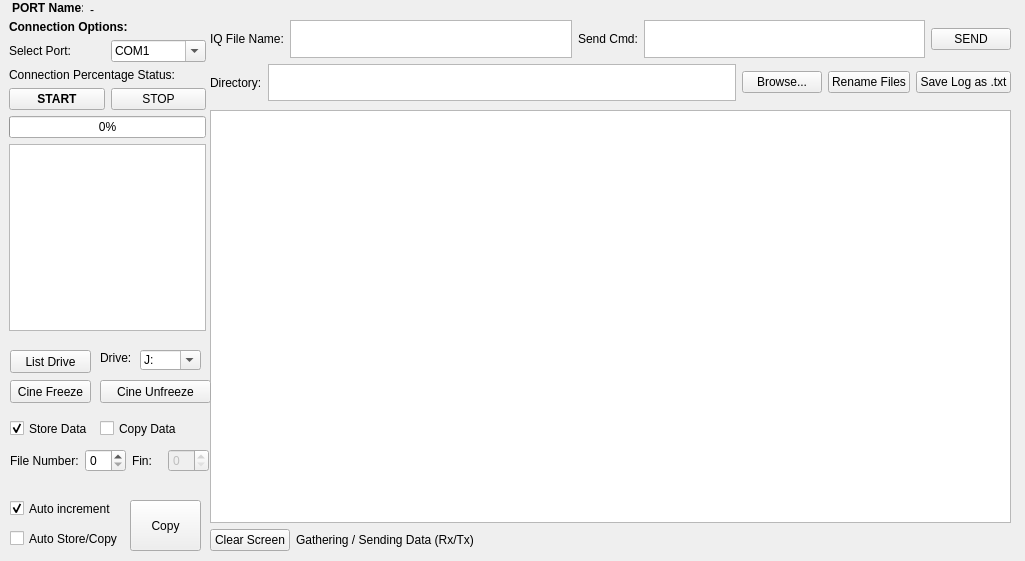
Old version of the form ui/main_window.ui in the repository mcagriaksoy/Serial-Communication-GUI-Program.
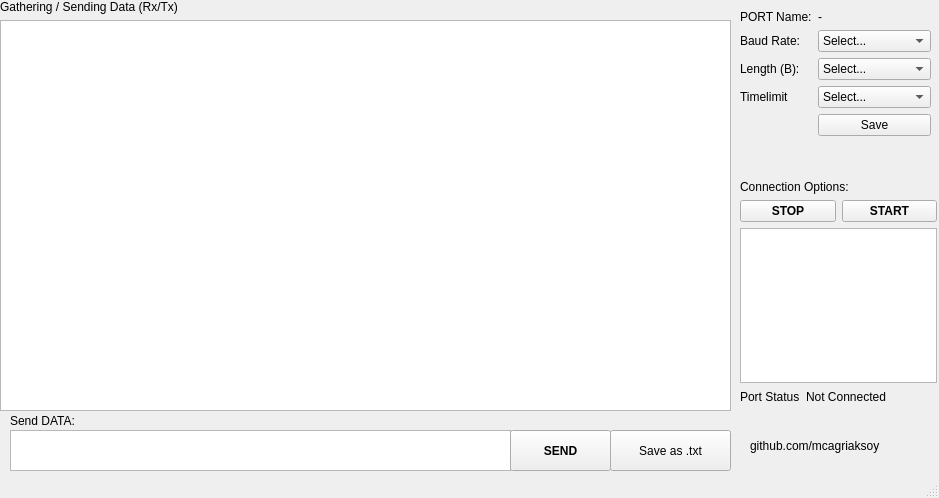
New version of the form. Icons and pictures are not drawn.

```diff
--- a/ui/main_window.ui
+++ b/ui/main_window.ui
@@ -6,8 +6,8 @@
    <rect>
     <x>0</x>
     <y>0</y>
-    <width>1025</width>
-    <height>561</height>
+    <width>939</width>
+    <height>498</height>
    </rect>
   </property>
   <property name="cursor">
@@ -30,60 +30,229 @@
   <property name="whatsThis">
    <string>Serial Communication Program Mehmet Cagri Aksoy</string>
   </property>
-  <property name="toolButtonStyle">
-   <enum>Qt::ToolButtonTextOnly</enum>
-  </property>
   <widget class="QWidget" name="centralwidget">
+   <widget class="QWidget" name="formLayoutWidget">
+    <property name="geometry">
+     <rect>
+      <x>740</x>
+      <y>10</y>
+      <width>191</width>
+      <height>171</height>
+     </rect>
+    </property>
+    <layout class="QFormLayout" name="formLayout">
+     <item row="0" column="0">
+      <widget class="QLabel" name="label_2">
+       <property name="text">
+        <string>PORT Name:</string>
+       </property>
+      </widget>
+     </item>
+     <item row="1" column="0">
+      <widget class="QLabel" name="label_6">
+       <property name="text">
+        <string>Baud Rate:</string>
+       </property>
+      </widget>
+     </item>
+     <item row="1" column="1">
+      <widget class="QComboBox" name="comboBox_1">
+       <item>
+        <property name="text">
+         <string>Select...</string>
+        </property>
+       </item>
+       <item>
+        <property name="text">
+         <string>1200</string>
+        </property>
+       </item>
+       <item>
+        <property name="text">
+         <string>2400</string>
+        </property>
+       </item>
+       <item>
+        <property name="text">
+         <string>4800</string>
+        </property>
+       </item>
+       <item>
+        <property name="text">
+         <string>9600</string>
+        </property>
+       </item>
+       <item>
+        <property name="text">
+         <string>19200</string>
+        </property>
+       </item>
+       <item>
+        <property name="text">
+         <string>38400</string>
+        </property>
+       </item>
+       <item>
+        <property name="text">
+         <string>57600</string>
+        </property>
+       </item>
+       <item>
+        <property name="text">
+         <string>115200</string>
+        </property>
+       </item>
+      </widget>
+     </item>
+     <item row="2" column="0">
+      <widget class="QLabel" name="label_7">
+       <property name="text">
+        <string>Length (B):</string>
+       </property>
+      </widget>
+     </item>
+     <item row="2" column="1">
+      <widget class="QComboBox" name="comboBox_2">
+       <item>
+        <property name="text">
+         <string>Select...</string>
+        </property>
+       </item>
+       <item>
+        <property name="text">
+         <string>2</string>
+        </property>
+       </item>
+       <item>
+        <property name="text">
+         <string>4</string>
+        </property>
+       </item>
+       <item>
+        <property name="text">
+         <string>8</string>
+        </property>
+       </item>
+       <item>
+        <property name="text">
+         <string>16</string>
+        </property>
+       </item>
+       <item>
+        <property name="text">
+         <string>32</string>
+        </property>
+       </item>
+       <item>
+        <property name="text">
+         <string>64</string>
+        </property>
+       </item>
+      </widget>
+     </item>
+     <item row="0" column="1">
+      <widget class="QLabel" name="label_11">
+       <property name="text">
+        <string>-</string>
+       </property>
+      </widget>
+     </item>
+     <item row="4" column="1">
+      <widget class="QPushButton" name="save_button">
+       <property name="text">
+        <string>Save</string>
+       </property>
+      </widget>
+     </item>
+     <item row="3" column="1">
+      <widget class="QComboBox" name="comboBox">
+       <item>
+        <property name="text">
+         <string>Select...</string>
+        </property>
+       </item>
+       <item>
+        <property name="text">
+         <string>0</string>
+        </property>
+       </item>
+       <item>
+        <property name="text">
+         <string>2</string>
+        </property>
+       </item>
+       <item>
+        <property name="text">
+         <string>4</string>
+        </property>
+       </item>
+       <item>
+        <property name="text">
+         <string>6</string>
+        </property>
+       </item>
+       <item>
+        <property name="text">
+         <string>8</string>
+        </property>
+       </item>
+       <item>
+        <property name="text">
+         <string>10</string>
+        </property>
+       </item>
+       <item>
+        <property name="text">
+         <string>15</string>
+        </property>
+       </item>
+       <item>
+        <property name="text">
+         <string>20</string>
+        </property>
+       </item>
+      </widget>
+     </item>
+     <item row="3" column="0">
+      <widget class="QLabel" name="label_12">
+       <property name="text">
+        <string>Timelimit</string>
+       </property>
+      </widget>
+     </item>
+    </layout>
+   </widget>
    <widget class="QWidget" name="gridLayoutWidget">
     <property name="geometry">
      <rect>
-      <x>210</x>
-      <y>110</y>
-      <width>801</width>
-      <height>441</height>
+      <x>0</x>
+      <y>0</y>
+      <width>731</width>
+      <height>411</height>
      </rect>
     </property>
-    <layout class="QGridLayout" name="gridLayout" rowstretch="0,0,0">
-     <property name="sizeConstraint">
-      <enum>QLayout::SetNoConstraint</enum>
-     </property>
-     <item row="2" column="0">
-      <layout class="QHBoxLayout" name="horizontalLayout_6">
-       <item>
-        <widget class="QPushButton" name="pb_Clr">
-         <property name="text">
-          <string>Clear Screen</string>
-         </property>
-        </widget>
-       </item>
-       <item>
-        <widget class="QLabel" name="label_3">
-         <property name="sizePolicy">
-          <sizepolicy hsizetype="Expanding" vsizetype="Minimum">
-           <horstretch>0</horstretch>
-           <verstretch>0</verstretch>
-          </sizepolicy>
-         </property>
-         <property name="layoutDirection">
-          <enum>Qt::RightToLeft</enum>
-         </property>
-         <property name="text">
-          <string>Gathering / Sending Data (Rx/Tx)</string>
-         </property>
-        </widget>
-       </item>
-      </layout>
+    <layout class="QGridLayout" name="gridLayout">
+     <item row="1" column="0">
+      <widget class="QLabel" name="label_3">
+       <property name="text">
+        <string>Gathering / Sending Data (Rx/Tx)</string>
+       </property>
+      </widget>
      </item>
-     <item row="0" column="0">
-      <widget class="QTextEdit" name="textEdit_3"/>
+     <item row="2" column="0">
+      <widget class="QTextEdit" name="textEdit_3">
+       <property name="autoFillBackground">
+        <bool>false</bool>
+       </property>
+      </widget>
      </item>
     </layout>
    </widget>
    <widget class="QWidget" name="formLayoutWidget_2">
     <property name="geometry">
      <rect>
-      <x>9</x>
-      <y>230</y>
+      <x>740</x>
+      <y>390</y>
       <width>171</width>
       <height>21</height>
      </rect>
@@ -111,82 +280,20 @@
    <widget class="QWidget" name="verticalLayoutWidget">
     <property name="geometry">
      <rect>
-      <x>9</x>
-      <y>20</y>
+      <x>740</x>
+      <y>180</y>
       <width>197</width>
-      <height>311</height>
+      <height>203</height>
      </rect>
     </property>
     <layout class="QVBoxLayout" name="verticalLayout">
-     <property name="sizeConstraint">
-      <enum>QLayout::SetDefaultConstraint</enum>
-     </property>
      <item>
       <widget class="QLabel" name="label_10">
-       <property name="font">
-        <font>
-         <weight>75</weight>
-         <bold>true</bold>
-        </font>
-       </property>
        <property name="text">
         <string>Connection Options:</string>
        </property>
       </widget>
      </item>
-     <item>
-      <layout class="QHBoxLayout" name="horizontalLayout_3">
-       <item>
-        <widget class="QLabel" name="label_14">
-         <property name="text">
-          <string>Select Port:</string>
-         </property>
-        </widget>
-       </item>
-       <item>
-        <widget class="QComboBox" name="cb_Port">
-         <property name="editable">
-          <bool>true</bool>
-         </property>
-         <property name="currentText">
-          <string>COM1</string>
-         </property>
-         <item>
-          <property name="text">
-           <string>COM1</string>
-          </property>
-         </item>
-         <item>
-          <property name="text">
-           <string>COM2</string>
-          </property>
-         </item>
-         <item>
-          <property name="text">
-           <string>COM3</string>
-          </property>
-         </item>
-         <item>
-          <property name="text">
-           <string>COM4</string>
-          </property>
-         </item>
-         <item>
-          <property name="text">
-           <string>COM5</string>
-          </property>
-         </item>
-        </widget>
-       </item>
-      </layout>
-     </item>
-     <item>
-      <widget class="QLabel" name="label_8">
-       <property name="text">
-        <string>Connection Percentage Status:</string>
-       </property>
-      </widget>
-     </item>
      <item>
       <layout class="QHBoxLayout" name="horizontalLayout_2">
        <item>
@@ -198,145 +305,78 @@
            <bold>true</bold>
           </font>
          </property>
-         <property name="text">
-          <string>START</string>
+         <property name="locale">
+          <locale language="English" country="UnitedStates"/>
          </property>
-        </widget>
-       </item>
-       <item>
-        <widget class="QPushButton" name="pushButton_2">
          <property name="text">
           <string>STOP</string>
          </property>
         </widget>
        </item>
+       <item>
+        <widget class="QPushButton" name="start_button">
+         <property name="font">
+          <font>
+           <pointsize>9</pointsize>
+           <weight>75</weight>
+           <bold>true</bold>
+          </font>
+         </property>
+         <property name="text">
+          <string>START</string>
+         </property>
+        </widget>
+       </item>
       </layout>
      </item>
      <item>
-      <widget class="QProgressBar" name="progressBar">
-       <property name="value">
-        <number>0</number>
-       </property>
-      </widget>
-     </item>
-     <item>
-      <widget class="QTextEdit" name="textEdit">
-       <property name="sizePolicy">
-        <sizepolicy hsizetype="Expanding" vsizetype="Expanding">
-         <horstretch>0</horstretch>
-         <verstretch>3</verstretch>
-        </sizepolicy>
-       </property>
-      </widget>
+      <widget class="QTextEdit" name="textEdit"/>
      </item>
     </layout>
    </widget>
    <widget class="QPushButton" name="pb_List">
     <property name="geometry">
      <rect>
-      <x>10</x>
-      <y>350</y>
-      <width>81</width>
-      <height>23</height>
+      <x>610</x>
+      <y>430</y>
+      <width>121</width>
+      <height>41</height>
      </rect>
     </property>
     <property name="text">
-     <string>List Drive</string>
+     <string>Save as .txt</string>
     </property>
    </widget>
-   <widget class="QComboBox" name="cb_Drive">
+   <widget class="QLabel" name="label_9">
     <property name="geometry">
      <rect>
-      <x>140</x>
-      <y>350</y>
-      <width>61</width>
-      <height>20</height>
-     </rect>
-    </property>
-    <property name="editable">
-     <bool>true</bool>
-    </property>
-    <property name="currentText">
-     <string>J:</string>
-    </property>
-    <item>
-     <property name="text">
-      <string>J:</string>
-     </property>
-    </item>
-    <item>
-     <property name="text">
-      <string>F:</string>
-     </property>
-    </item>
-    <item>
-     <property name="text">
-      <string>G:</string>
-     </property>
-    </item>
-   </widget>
-   <widget class="QPushButton" name="pb_Unfre">
-    <property name="geometry">
-     <rect>
-      <x>100</x>
-      <y>380</y>
-      <width>111</width>
-      <height>23</height>
-     </rect>
-    </property>
-    <property name="text">
-     <string>Cine Unfreeze</string>
-    </property>
-   </widget>
-   <widget class="QPushButton" name="pb_Free">
-    <property name="geometry">
-     <rect>
       <x>10</x>
-      <y>380</y>
-      <width>81</width>
-      <height>23</height>
+      <y>405</y>
+      <width>451</width>
+      <height>31</height>
      </rect>
     </property>
     <property name="text">
-     <string>Cine Freeze</string>
+     <string>Send DATA:</string>
     </property>
    </widget>
-   <widget class="QCheckBox" name="ch_Store">
+   <widget class="QTextEdit" name="textEdit_2">
     <property name="geometry">
      <rect>
       <x>10</x>
-      <y>420</y>
-      <width>91</width>
-      <height>17</height>
+      <y>430</y>
+      <width>501</width>
+      <height>41</height>
      </rect>
     </property>
-    <property name="text">
-     <string>Store Data</string>
-    </property>
-    <property name="checked">
-     <bool>true</bool>
-    </property>
    </widget>
-   <widget class="QCheckBox" name="ch_Copy">
+   <widget class="QPushButton" name="send_data_button">
     <property name="geometry">
      <rect>
-      <x>100</x>
-      <y>420</y>
+      <x>510</x>
+      <y>430</y>
       <width>101</width>
-      <height>17</height>
-     </rect>
-    </property>
-    <property name="text">
-     <string>Copy Data</string>
-    </property>
-   </widget>
-   <widget class="QLabel" name="label_2">
-    <property name="geometry">
-     <rect>
-      <x>12</x>
-      <y>0</y>
-      <width>71</width>
-      <height>16</height>
+      <height>41</height>
      </rect>
     </property>
     <property name="font">
@@ -346,207 +386,24 @@
      </font>
     </property>
     <property name="text">
-     <string>PORT Name:</string>
+     <string>SEND</string>
     </property>
    </widget>
-   <widget class="QLabel" name="label_11">
+   <widget class="QLabel" name="label">
     <property name="geometry">
      <rect>
-      <x>90</x>
-      <y>0</y>
-      <width>111</width>
-      <height>20</height>
+      <x>750</x>
+      <y>430</y>
+      <width>141</width>
+      <height>31</height>
      </rect>
     </property>
     <property name="text">
-     <string>-</string>
+     <string>github.com/mcagriaksoy</string>
     </property>
    </widget>
-   <widget class="QLabel" name="label_6">
-    <property name="geometry">
-     <rect>
-      <x>100</x>
-      <y>350</y>
-      <width>31</width>
-      <height>16</height>
-     </rect>
-    </property>
-    <property name="text">
-     <string>Drive:</string>
-    </property>
-   </widget>
-   <widget class="QPushButton" name="pb_StCo">
-    <property name="geometry">
-     <rect>
-      <x>130</x>
-      <y>500</y>
-      <width>71</width>
-      <height>51</height>
-     </rect>
-    </property>
-    <property name="text">
-     <string>Copy</string>
-    </property>
-   </widget>
-   <widget class="QCheckBox" name="ck_Auto">
-    <property name="geometry">
-     <rect>
-      <x>10</x>
-      <y>500</y>
-      <width>111</width>
-      <height>17</height>
-     </rect>
-    </property>
-    <property name="toolTip">
-     <string extracomment="Append and Autoincrement number to file"/>
-    </property>
-    <property name="toolTipDuration">
-     <number>2</number>
-    </property>
-    <property name="text">
-     <string>Auto increment</string>
-    </property>
-    <property name="checked">
-     <bool>true</bool>
-    </property>
-   </widget>
-   <widget class="QCheckBox" name="ck_AuSC">
-    <property name="geometry">
-     <rect>
-      <x>10</x>
-      <y>530</y>
-      <width>111</width>
-      <height>17</height>
-     </rect>
-    </property>
-    <property name="toolTip">
-     <string extracomment="Append and Autoincrement number to file"/>
-    </property>
-    <property name="toolTipDuration">
-     <number>-1</number>
-    </property>
-    <property name="text">
-     <string>Auto Store/Copy</string>
-    </property>
-    <property name="checked">
-     <bool>false</bool>
-    </property>
-   </widget>
-   <widget class="QWidget" name="horizontalLayoutWidget">
-    <property name="geometry">
-     <rect>
-      <x>10</x>
-      <y>440</y>
-      <width>199</width>
-      <height>41</height>
-     </rect>
-    </property>
-    <layout class="QHBoxLayout" name="horizontalLayout_4">
-     <item>
-      <widget class="QLabel" name="label_7">
-       <property name="text">
-        <string>File Number:</string>
-       </property>
-      </widget>
-     </item>
-     <item>
-      <widget class="QSpinBox" name="sb_Num"/>
-     </item>
-     <item>
-      <widget class="QLabel" name="label_13">
-       <property name="text">
-        <string>Fin:</string>
-       </property>
-      </widget>
-     </item>
-     <item>
-      <widget class="QSpinBox" name="sb_NumFin">
-       <property name="enabled">
-        <bool>false</bool>
-       </property>
-      </widget>
-     </item>
-    </layout>
-   </widget>
-   <widget class="QWidget" name="verticalLayoutWidget_2">
-    <property name="geometry">
-     <rect>
-      <x>210</x>
-      <y>20</y>
-      <width>801</width>
-      <height>81</height>
-     </rect>
-    </property>
-    <layout class="QVBoxLayout" name="verticalLayout_2">
-     <item>
-      <layout class="QHBoxLayout" name="horizontalLayout_5">
-       <item>
-        <widget class="QLabel" name="label">
-         <property name="text">
-          <string>IQ File Name:</string>
-         </property>
-        </widget>
-       </item>
-       <item>
-        <widget class="QTextEdit" name="txtIQfile"/>
-       </item>
-       <item>
-        <widget class="QLabel" name="label_9">
-         <property name="text">
-          <string>Send Cmd:</string>
-         </property>
-        </widget>
-       </item>
-       <item>
-        <widget class="QTextEdit" name="textEdit_2"/>
-       </item>
-       <item>
-        <widget class="QPushButton" name="pushButton_3">
-         <property name="text">
-          <string>SEND</string>
-         </property>
-        </widget>
-       </item>
-      </layout>
-     </item>
-     <item>
-      <layout class="QHBoxLayout" name="horizontalLayout">
-       <item>
-        <widget class="QLabel" name="label_12">
-         <property name="text">
-          <string>Directory:</string>
-         </property>
-        </widget>
-       </item>
-       <item>
-        <widget class="QTextEdit" name="txt_Dir"/>
-       </item>
-       <item>
-        <widget class="QPushButton" name="pb_Brow">
-         <property name="text">
-          <string>Browse...</string>
-         </property>
-        </widget>
-       </item>
-       <item>
-        <widget class="QPushButton" name="pb_Rena">
-         <property name="text">
-          <string>Rename Files</string>
-         </property>
-        </widget>
-       </item>
-       <item>
-        <widget class="QPushButton" name="pushButton_5">
-         <property name="text">
-          <string>Save Log as .txt</string>
-         </property>
-        </widget>
-       </item>
-      </layout>
-     </item>
-    </layout>
-   </widget>
   </widget>
+  <widget class="QStatusBar" name="statusbar"/>
   <action name="actionAna_Ekran">
    <property name="text">
     <string>Ana Ekran</string>
```
Left out of the diff: 28 changed lines with no effect on the pictures.
